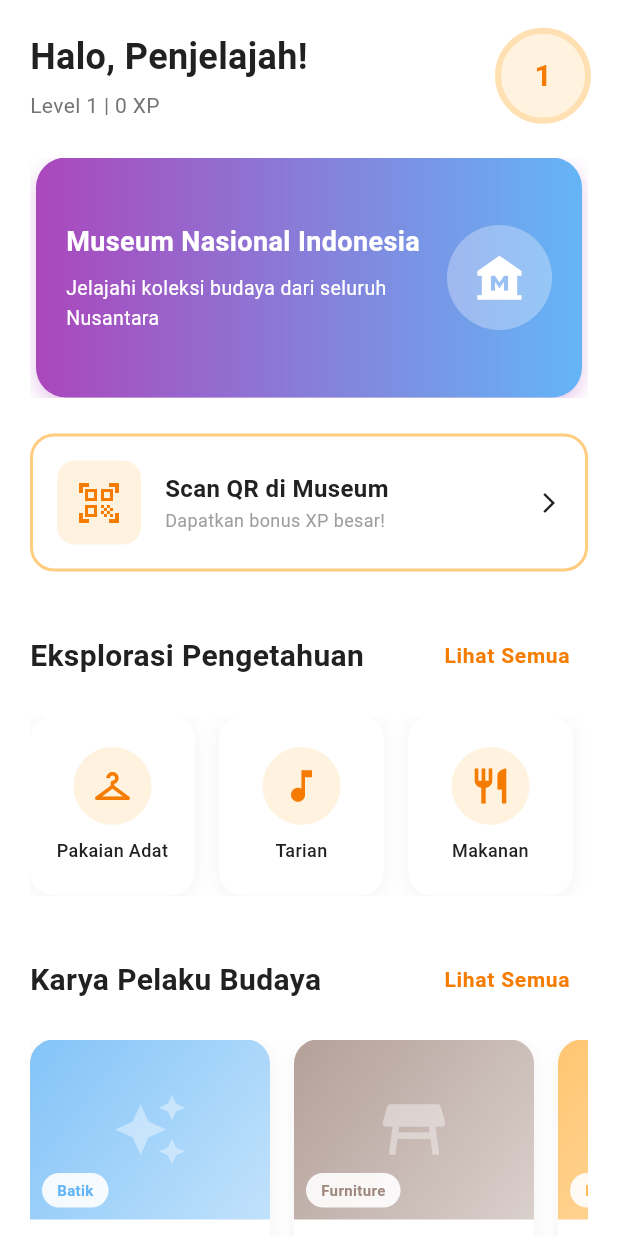
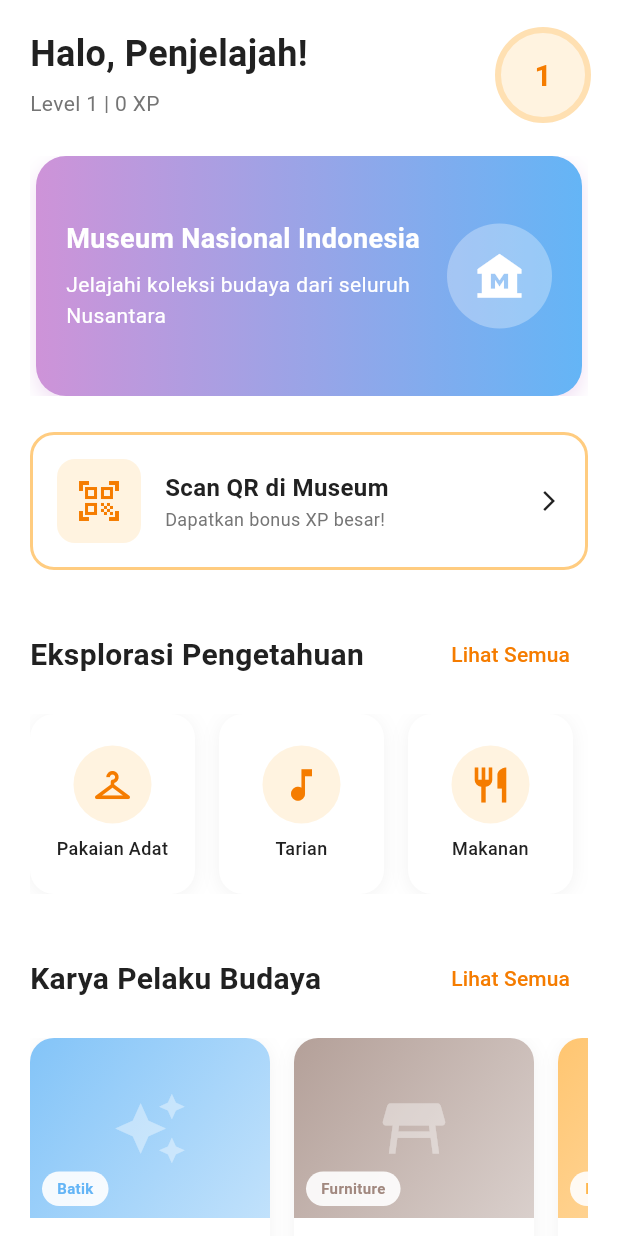
Before and after one commit to Fidhlah/BudayaGo, a Flutter app: the HomeScreen screen opened directly, on a phone screen of 412 x 824 dp. Run offline on Flutter 3.47's test engine with Material 3 defaults, Android fonts, the phone set to English and light mode, and no system bars; our stand-ins replace flutter_dotenv, geolocator, permission_handler, supabase_flutter; missing offline and left inert: mobile_scanner; accounts and stored records are empty; statements that could not run were skipped.

Commit message:
penggunaan app theme

```diff
--- a/lib/screens/home/home_screen.dart
+++ b/lib/screens/home/home_screen.dart
@@ -2,8 +2,11 @@
 import 'package:flutter/material.dart';
 import 'package:provider/provider.dart';
 import '../../providers/home_provider.dart';
+import '../../theme/app_colors.dart';
+import '../../theme/app_dimensions.dart';
+import '../../theme/app_text_styles.dart';
 import 'category_list_screen.dart';
-import '../qr/qr_scanner_screen.dart'; // ✅ Add import
+import '../qr/qr_scanner_screen.dart';
 
 class HomeScreen extends StatefulWidget {
   final Function(int)? onNavigateToTab;
@@ -26,7 +29,7 @@
       'creator': 'Ibu Siti - Solo',
       'tag': 'Batik',
       'umkm': 'Batik Nusantara',
-      'color': Colors.blue.shade300,
+      'color': AppColors.blueLight,
       'icon': Icons.auto_awesome,
     },
     {
@@ -34,7 +37,7 @@
       'creator': 'Pak Budi - Jepara',
       'tag': 'Furniture',
       'umkm': 'Kerajinan Kayu',
-      'color': Colors.brown.shade300,
+      'color': AppColors.brownLight,
       'icon': Icons.table_restaurant,
     },
     {
@@ -42,7 +45,7 @@
       'creator': 'Pak Wawan - Yogyakarta',
       'tag': 'Keramik',
       'umkm': 'Gerabah Tradisional',
-      'color': Colors.orange.shade300,
+      'color': AppColors.orange300,
       'icon': Icons.local_florist,
     },
     {
@@ -50,7 +53,7 @@
       'creator': 'Ibu Ani - Tasikmalaya',
       'tag': 'Anyaman',
       'umkm': 'Anyaman Bambu',
-      'color': Colors.green.shade300,
+      'color': AppColors.greenLight,
       'icon': Icons.shopping_bag,
     },
     {
@@ -58,7 +61,7 @@
       'creator': 'Ibu Maria - NTT',
       'tag': 'Tenun',
       'umkm': 'Tenun Ikat',
-      'color': Colors.purple.shade300,
+      'color': AppColors.purpleLight,
       'icon': Icons.texture,
     },
     {
@@ -66,7 +69,7 @@
       'creator': 'Pak Dalang - Solo',
       'tag': 'Wayang',
       'umkm': 'Wayang Kulit',
-      'color': Colors.red.shade300,
+      'color': AppColors.redLight,
       'icon': Icons.person,
     },
   ];
@@ -136,19 +139,15 @@
                         children: [
                           const Text(
                             'Halo, Penjelajah!',
-                            style: TextStyle(
-                              fontSize: 24,
-                              fontWeight: FontWeight.bold,
-                            ),
+                            style: AppTextStyles.h3,
                           ),
-                          const SizedBox(height: 4),
+                          const SizedBox(height: AppDimensions.spaceXS),
                           Consumer<HomeProvider>(
                             builder: (context, homeProvider, _) {
                               return Text(
                                 'Level ${homeProvider.userLevel} | ${homeProvider.userXP} XP',
-                                style: TextStyle(
-                                  fontSize: 14,
-                                  color: Colors.grey.shade600,
+                                style: AppTextStyles.bodyMedium.copyWith(
+                                  color: AppColors.textSecondary,
                                 ),
                                 overflow: TextOverflow.ellipsis,
                               );
@@ -180,19 +179,19 @@
                         'Museum Nasional Indonesia',
                         'Jelajahi koleksi budaya dari seluruh Nusantara',
                         Icons.museum,
-                        [Colors.purple.shade400, Colors.blue.shade300],
+                        AppColors.purpleBlueGradient,
                       ),
                       _buildAdCard(
                         'Sanggar Seni Budaya',
                         'Pelajari tari dan musik tradisional Indonesia',
                         Icons.theater_comedy,
-                        [Colors.orange.shade400, Colors.pink.shade300],
+                        AppColors.orangePinkGradient,
                       ),
                       _buildAdCard(
                         'Galeri Batik Nusantara',
                         'Temukan keindahan motif batik dari berbagai daerah',
                         Icons.palette,
-                        [Colors.teal.shade400, Colors.green.shade300],
+                        [AppColors.greenLight, AppColors.green],
                       ),
                     ],
                   ),
@@ -221,7 +220,7 @@
                             content: Text(
                               '✅ Check-in berhasil di ${result['locationName']}!',
                             ),
-                            backgroundColor: Colors.green,
+                            backgroundColor: AppColors.success,
                           ),
                         );
 
@@ -238,22 +237,22 @@
                       padding: const EdgeInsets.all(16),
                       decoration: BoxDecoration(
                         border: Border.all(
-                          color: Colors.orange.shade200,
+                          color: AppColors.orange200,
                           width: 2,
                         ),
-                        borderRadius: BorderRadius.circular(16),
+                        borderRadius: BorderRadius.circular(AppDimensions.radiusL),
                       ),
                       child: Row(
                         children: [
                           Container(
-                            padding: const EdgeInsets.all(12),
+                            padding: const EdgeInsets.all(AppDimensions.paddingS),
                             decoration: BoxDecoration(
-                              color: Colors.orange.shade50,
-                              borderRadius: BorderRadius.circular(12),
+                              color: AppColors.orange50,
+                              borderRadius: BorderRadius.circular(AppDimensions.radiusM),
                             ),
                             child: Icon(
                               Icons.qr_code_scanner,
-                              color: Colors.orange.shade700,
+                              color: AppColors.orange700,
                               size: 32,
                             ),
                           ),
@@ -264,16 +263,12 @@
                               children: [
                                 const Text(
                                   'Scan QR di Museum',
-                                  style: TextStyle(
-                                    fontSize: 16,
-                                    fontWeight: FontWeight.bold,
-                                  ),
+                                  style: AppTextStyles.h6,
                                 ),
-                                const Text(
+                                Text(
                                   'Dapatkan bonus XP besar!',
-                                  style: TextStyle(
-                                    fontSize: 12,
-                                    color: Colors.grey,
+                                  style: AppTextStyles.bodySmall.copyWith(
+                                    color: AppColors.textSecondary,
                                   ),
                                 ),
                               ],
@@ -293,10 +288,7 @@
                   children: [
                     const Text(
                       'Eksplorasi Pengetahuan',
-                      style: TextStyle(
-                        fontSize: 20,
-                        fontWeight: FontWeight.bold,
-                      ),
+                      style: AppTextStyles.h4,
                     ),
                     TextButton(
                       onPressed: () {
@@ -305,10 +297,8 @@
                       },
                       child: Text(
                         'Lihat Semua',
-                        style: TextStyle(
-                          fontSize: 14,
-                          color: Colors.orange.shade700,
-                          fontWeight: FontWeight.w600,
+                        style: AppTextStyles.labelLarge.copyWith(
+                          color: AppColors.orange700,
                         ),
                       ),
                     ),
@@ -362,12 +352,12 @@
                                 Container(
                                   padding: const EdgeInsets.all(12),
                                   decoration: BoxDecoration(
-                                    color: Colors.orange.shade50,
+                                    color: AppColors.orange50,
                                     shape: BoxShape.circle,
                                   ),
                                   child: Icon(
                                     category['icon'] as IconData,
-                                    color: Colors.orange.shade700,
+                                    color: AppColors.orange700,
                                     size: 28,
                                   ),
                                 ),
@@ -396,10 +386,7 @@
                   children: [
                     const Text(
                       'Karya Pelaku Budaya',
-                      style: TextStyle(
-                        fontSize: 20,
-                        fontWeight: FontWeight.bold,
-                      ),
+                      style: AppTextStyles.h4,
                     ),
                     TextButton(
                       onPressed: () {
@@ -408,10 +395,8 @@
                       },
                       child: Text(
                         'Lihat Semua',
-                        style: TextStyle(
-                          fontSize: 14,
-                          color: Colors.orange.shade700,
-                          fontWeight: FontWeight.w600,
+                        style: AppTextStyles.labelLarge.copyWith(
+                          color: AppColors.orange700,
                         ),
                       ),
                     ),
@@ -527,9 +512,8 @@
                                       const SizedBox(height: 4),
                                       Text(
                                         item['creator'] as String,
-                                        style: TextStyle(
-                                          fontSize: 11,
-                                          color: Colors.grey.shade600,
+                                        style: AppTextStyles.bodySmall.copyWith(
+                                          color: AppColors.textSecondary,
                                         ),
                                         maxLines: 1,
                                         overflow: TextOverflow.ellipsis,
@@ -582,18 +566,14 @@
               children: [
                 Text(
                   title,
-                  style: const TextStyle(
-                    fontSize: 18,
-                    fontWeight: FontWeight.bold,
-                    color: Colors.white,
-                  ),
+                  style: AppTextStyles.h5.copyWith(color: Colors.white),
                   maxLines: 2,
                   overflow: TextOverflow.ellipsis,
                 ),
-                const SizedBox(height: 8),
+                const SizedBox(height: AppDimensions.spaceXS),
                 Text(
                   description,
-                  style: const TextStyle(fontSize: 13, color: Colors.white),
+                  style: AppTextStyles.bodyMedium.copyWith(color: Colors.white),
                   maxLines: 2,
                   overflow: TextOverflow.ellipsis,
                 ),
@@ -626,9 +606,9 @@
           Container(
             width: 60,
             height: 60,
-            decoration: BoxDecoration(
+            decoration: const BoxDecoration(
               shape: BoxShape.circle,
-              color: Colors.orange.shade50,
+              color: AppColors.orange50,
             ),
           ),
           // Progress indicator
@@ -638,17 +618,15 @@
             child: CircularProgressIndicator(
               value: progress,
               strokeWidth: 4,
-              backgroundColor: Colors.orange.shade100,
-              valueColor: AlwaysStoppedAnimation<Color>(Colors.orange.shade600),
+              backgroundColor: AppColors.orange100,
+              valueColor: const AlwaysStoppedAnimation<Color>(AppColors.orange600),
             ),
           ),
           // Level number in center
           Text(
             '$level',
-            style: TextStyle(
-              fontSize: 20,
-              fontWeight: FontWeight.bold,
-              color: Colors.orange.shade700,
+            style: AppTextStyles.h4.copyWith(
+              color: AppColors.orange700,
             ),
           ),
         ],
--- a/lib/theme/app_colors.dart
+++ b/lib/theme/app_colors.dart
@@ -2,31 +2,66 @@
 
 /// ✅ COLOR PALETTE: Define all colors here
 class AppColors {
-  // ========== PRIMARY COLORS ==========
-  static const Color primary = Color(0xFF6200EE);
-  static const Color primaryLight = Color(0xFF9D46FF);
-  static const Color primaryDark = Color(0xFF0A00B6);
+  // ========== PRIMARY COLORS (Orange theme for BudayaGo) ==========
+  static const Color primary = Color(0xFFFF9800); // Orange 500
+  static const Color primaryLight = Color(0xFFFFB74D); // Orange 300
+  static const Color primaryDark = Color(0xFFF57C00); // Orange 700
+  static const Color primaryExtraLight = Color(0xFFFFE0B2); // Orange 100
+  static const Color primarySurface = Color(0xFFFFF3E0); // Orange 50
 
-  // ========== SECONDARY COLORS ==========
-  static const Color secondary = Color(0xFF03DAC6);
-  static const Color secondaryLight = Color(0xFF66FFF9);
-  static const Color secondaryDark = Color(0xFF00A896);
+  // ========== SECONDARY COLORS (Pink/Accent) ==========
+  static const Color secondary = Color(0xFFEC407A); // Pink 400
+  static const Color secondaryLight = Color(0xFFF48FB1); // Pink 200
+  static const Color secondaryDark = Color(0xFFC2185B); // Pink 700
 
   // ========== ACCENT COLORS ==========
-  static const Color accent = Color(0xFFFF6584);
-  static const Color accentLight = Color(0xFFFF96AB);
-  static const Color accentDark = Color(0xFFC7395F);
+  static const Color accent = Color(0xFFEC407A); // Pink
+  static const Color accentLight = Color(0xFFF48FB1);
+  static const Color accentDark = Color(0xFFC2185B);
+
+  // ========== PURPLE COLORS ==========
+  static const Color purple = Color(0xFF9C27B0);
+  static const Color purpleLight = Color(0xFFCE93D8);
+  static const Color purpleDark = Color(0xFF7B1FA2);
+
+  // ========== BLUE COLORS ==========
+  static const Color blue = Color(0xFF2196F3);
+  static const Color blueLight = Color(0xFF64B5F6);
+  static const Color blueDark = Color(0xFF1976D2);
+
+  // ========== GREEN COLORS ==========
+  static const Color green = Color(0xFF4CAF50);
+  static const Color greenLight = Color(0xFF81C784);
+  static const Color greenDark = Color(0xFF388E3C);
+
+  // ========== RED COLORS ==========
+  static const Color red = Color(0xFFF44336);
+  static const Color redLight = Color(0xFFE57373);
+  static const Color redDark = Color(0xFFD32F2F);
+
+  // ========== BROWN COLORS ==========
+  static const Color brown = Color(0xFF795548);
+  static const Color brownLight = Color(0xFFA1887F);
+  static const Color brownDark = Color(0xFF5D4037);
+
+  // ========== INDIGO COLORS ==========
+  static const Color indigo = Color(0xFF3F51B5);
+  static const Color indigoLight = Color(0xFF7986CB);
+  static const Color indigoDark = Color(0xFF303F9F);
 
   // ========== NEUTRAL COLORS ==========
   static const Color background = Color(0xFFFFFFFF);
-  static const Color surface = Color(0xFFF5F5F5);
-  static const Color surfaceVariant = Color(0xFFE0E0E0);
+  static const Color surface = Color(0xFFF5F5F5); // Grey 100
+  static const Color surfaceVariant = Color(0xFFE0E0E0); // Grey 300
+  static const Color surfaceDark = Color(0xFFEEEEEE); // Grey 200
+  static const Color border = Color(0xFFBDBDBD); // Grey 400
 
   // ========== TEXT COLORS ==========
-  static const Color textPrimary = Color(0xFF212121);
-  static const Color textSecondary = Color(0xFF757575);
-  static const Color textHint = Color(0xFFBDBDBD);
-  static const Color textDisabled = Color(0xFFE0E0E0);
+  static const Color textPrimary = Color(0xFF212121); // Grey 900
+  static const Color textSecondary = Color(0xFF757575); // Grey 600
+  static const Color textTertiary = Color(0xFF9E9E9E); // Grey 500
+  static const Color textHint = Color(0xFFBDBDBD); // Grey 400
+  static const Color textDisabled = Color(0xFFE0E0E0); // Grey 300
 
   // ========== STATUS COLORS ==========
   static const Color success = Color(0xFF4CAF50);
@@ -53,15 +88,44 @@
 
   // ========== BUDAYAGO SPECIFIC COLORS ==========
   /// Cultural heritage inspired colors
-  static const Color batikBrown = Color(0xFF8B4513);
-  static const Color batikGold = Color(0xFFD4AF37);
+  static const Color batikBrown = Color(0xFF795548); // Brown
+  static const Color batikGold = Color(0xFFFFB74D); // Orange for AppBar
   static const Color wayang = Color(0xFF654321);
   static const Color traditional = Color(0xFF8B7355);
 
+  // Orange shades (match current usage)
+  static const Color orange = Color(0xFFFF9800); // Orange 500
+  static const Color orange50 = Color(0xFFFFF3E0);
+  static const Color orange100 = Color(0xFFFFE0B2);
+  static const Color orange200 = Color(0xFFFFCC80);
+  static const Color orange300 = Color(0xFFFFB74D);
+  static const Color orange400 = Color(0xFFFFA726);
+  static const Color orange500 = Color(0xFFFF9800);
+  static const Color orange600 = Color(0xFFFB8C00);
+  static const Color orange700 = Color(0xFFF57C00);
+  static const Color orange800 = Color(0xFFEF6C00);
+
+  // Grey shades (match current usage)
+  static const Color grey50 = Color(0xFFFAFAFA);
+  static const Color grey100 = Color(0xFFF5F5F5);
+  static const Color grey200 = Color(0xFFEEEEEE);
+  static const Color grey300 = Color(0xFFE0E0E0);
+  static const Color grey400 = Color(0xFFBDBDBD);
+  static const Color grey500 = Color(0xFF9E9E9E);
+  static const Color grey600 = Color(0xFF757575);
+  static const Color grey700 = Color(0xFF616161);
+  static const Color grey800 = Color(0xFF424242);
+  static const Color grey900 = Color(0xFF212121);
+
+  // Pink shades
+  static const Color pink200 = Color(0xFFF48FB1);
+  static const Color pink300 = Color(0xFFF06292);
+  static const Color pink400 = Color(0xFFEC407A);
+
   // ========== GRADIENT COLORS ==========
   static const List<Color> primaryGradient = [
-    primary,
-    primaryDark,
+    orange400,
+    orange600,
   ];
 
   static const List<Color> accentGradient = [
@@ -73,4 +137,14 @@
     batikBrown,
     batikGold,
   ];
+
+  static const List<Color> orangePinkGradient = [
+    orange400,
+    pink300,
+  ];
+
+  static const List<Color> purpleBlueGradient = [
+    purpleLight,
+    blueLight,
+  ];
 }
--- a/lib/theme/app_theme.dart
+++ b/lib/theme/app_theme.dart
@@ -28,7 +28,7 @@
 
       // ========== APP BAR ==========
       appBarTheme: const AppBarTheme(
-        backgroundColor: AppColors.batikGold,
+        backgroundColor: AppColors.orange700,
         foregroundColor: Colors.white,
         elevation: AppDimensions.appBarElevation,
         centerTitle: true,
```
Also changed, not shown: lib/screens/karya/karya_screen.dart (+48 -49 lines).
